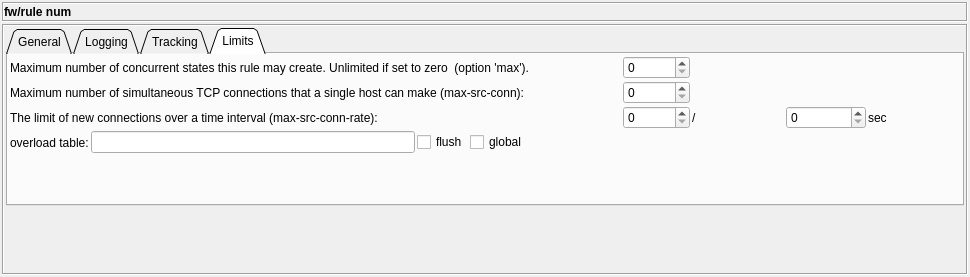
The window that src/gui/ruleoptionsdialog_q.ui (fwbuilder/fwbuilder) describes before a commit, drawn with Qt 5.
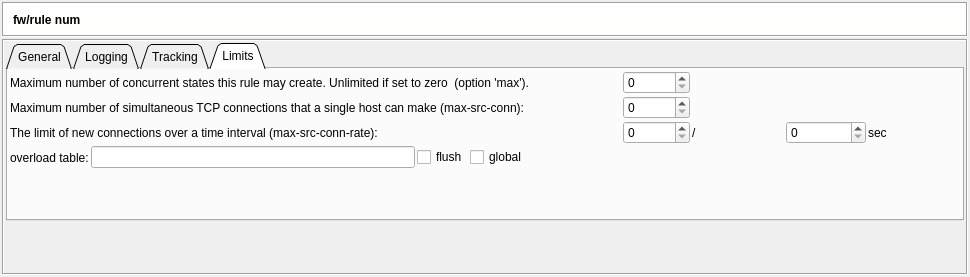
The same window after the commit. Icons and pictures are not drawn.

Diff of the .ui file:
```diff
--- a/src/gui/ruleoptionsdialog_q.ui
+++ b/src/gui/ruleoptionsdialog_q.ui
@@ -39,9 +39,76 @@
      <property name="minimumSize" >
       <size>
        <width>16</width>
-       <height>20</height>
+       <height>35</height>
       </size>
      </property>
+     <property name="palette" >
+      <palette>
+       <active>
+        <colorrole role="Base" >
+         <brush brushstyle="SolidPattern" >
+          <color alpha="255" >
+           <red>255</red>
+           <green>255</green>
+           <blue>255</blue>
+          </color>
+         </brush>
+        </colorrole>
+        <colorrole role="Window" >
+         <brush brushstyle="SolidPattern" >
+          <color alpha="255" >
+           <red>255</red>
+           <green>254</green>
+           <blue>253</blue>
+          </color>
+         </brush>
+        </colorrole>
+       </active>
+       <inactive>
+        <colorrole role="Base" >
+         <brush brushstyle="SolidPattern" >
+          <color alpha="255" >
+           <red>255</red>
+           <green>255</green>
+           <blue>255</blue>
+          </color>
+         </brush>
+        </colorrole>
+        <colorrole role="Window" >
+         <brush brushstyle="SolidPattern" >
+          <color alpha="255" >
+           <red>255</red>
+           <green>254</green>
+           <blue>253</blue>
+          </color>
+         </brush>
+        </colorrole>
+       </inactive>
+       <disabled>
+        <colorrole role="Base" >
+         <brush brushstyle="SolidPattern" >
+          <color alpha="255" >
+           <red>255</red>
+           <green>254</green>
+           <blue>253</blue>
+          </color>
+         </brush>
+        </colorrole>
+        <colorrole role="Window" >
+         <brush brushstyle="SolidPattern" >
+          <color alpha="255" >
+           <red>255</red>
+           <green>254</green>
+           <blue>253</blue>
+          </color>
+         </brush>
+        </colorrole>
+       </disabled>
+      </palette>
+     </property>
+     <property name="autoFillBackground" >
+      <bool>true</bool>
+     </property>
      <property name="frameShape" >
       <enum>QFrame::Box</enum>
      </property>
@@ -67,7 +134,7 @@
       <property name="verticalSpacing" >
        <number>2</number>
       </property>
-      <item row="0" column="0" >
+      <item row="0" column="1" >
        <widget class="QLabel" name="editorTitle" >
         <property name="font" >
          <font>
@@ -83,6 +150,22 @@
         </property>
        </widget>
       </item>
+      <item row="0" column="0" >
+       <widget class="QLabel" name="icon" >
+        <property name="sizePolicy" >
+         <sizepolicy vsizetype="Preferred" hsizetype="Maximum" >
+          <horstretch>0</horstretch>
+          <verstretch>0</verstretch>
+         </sizepolicy>
+        </property>
+        <property name="text" >
+         <string/>
+        </property>
+        <property name="pixmap" >
+         <pixmap resource="MainRes.qrc" >:/Icons/Log</pixmap>
+        </property>
+       </widget>
+      </item>
      </layout>
     </widget>
    </item>
```
Left out of the diff: 4 changed lines with no effect on the pictures.
